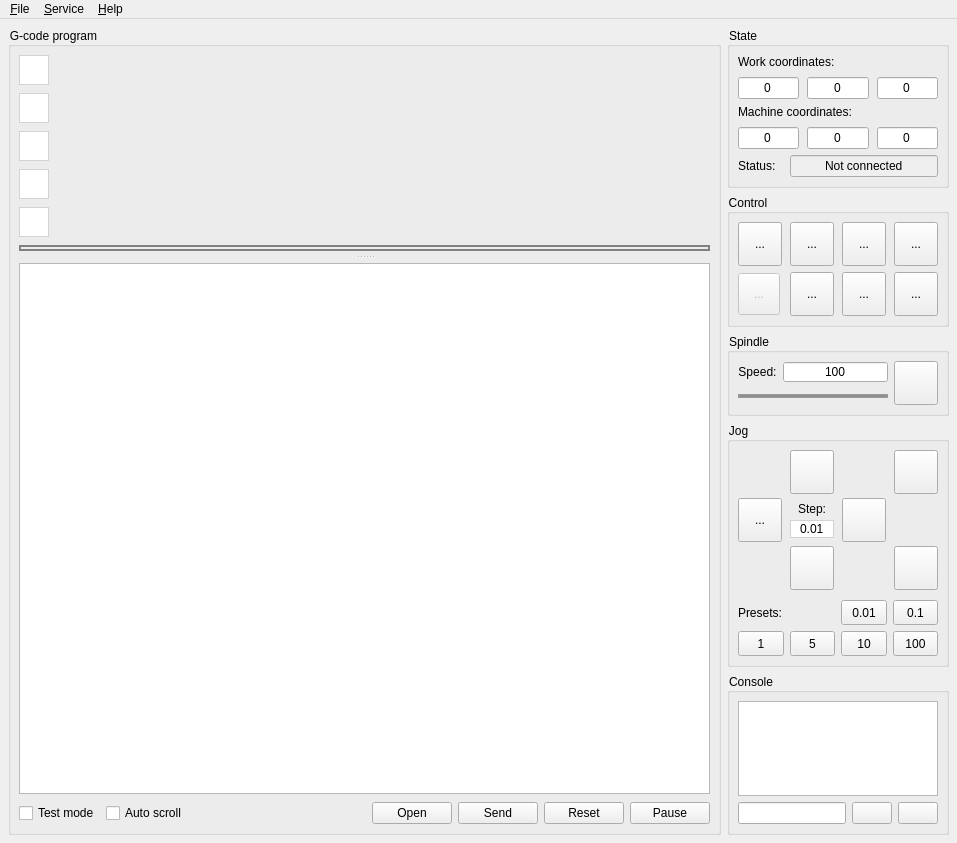
Before: the Qt Designer form frmmain.ui in Denvi/Candle, drawn with Qt 5.
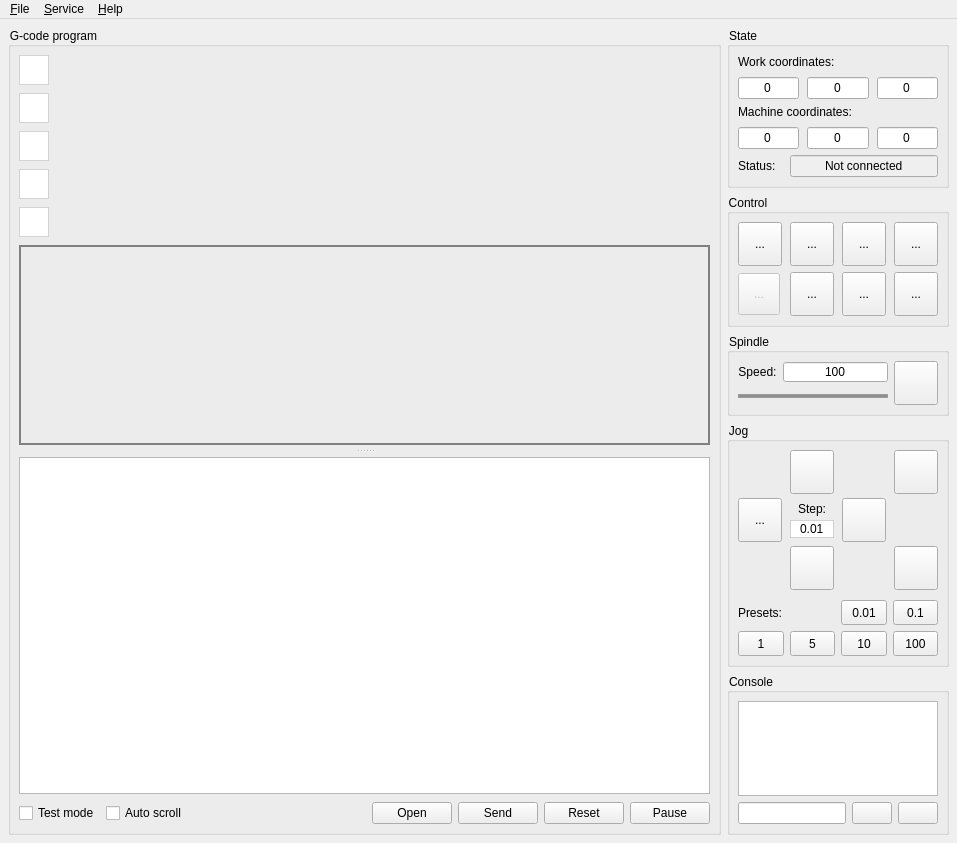
After: the same form once the commit is applied. Icons and pictures are not drawn. Custom widgets are drawn as their Qt base class.

```diff
--- a/frmmain.ui
+++ b/frmmain.ui
@@ -382,6 +382,12 @@
             <verstretch>0</verstretch>
            </sizepolicy>
           </property>
+          <property name="minimumSize">
+           <size>
+            <width>0</width>
+            <height>200</height>
+           </size>
+          </property>
           <property name="styleSheet">
            <string notr="true">border: 1px solid gray;</string>
           </property>
```
Left out of the diff: 2 changed lines with no effect on the pictures.
